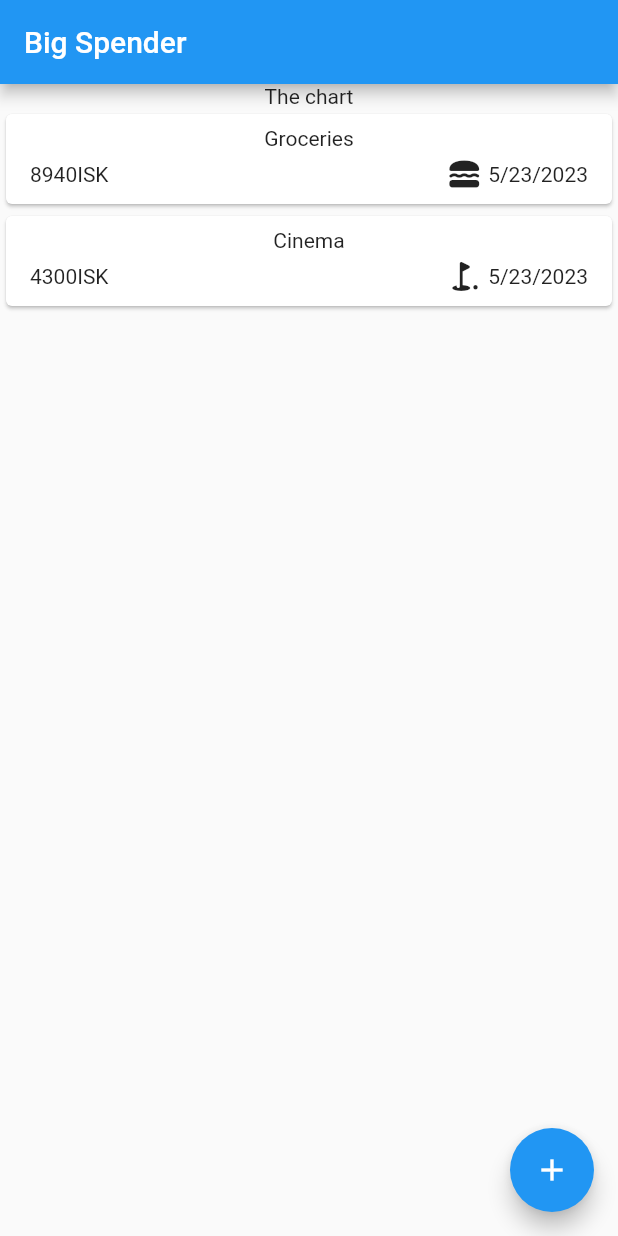
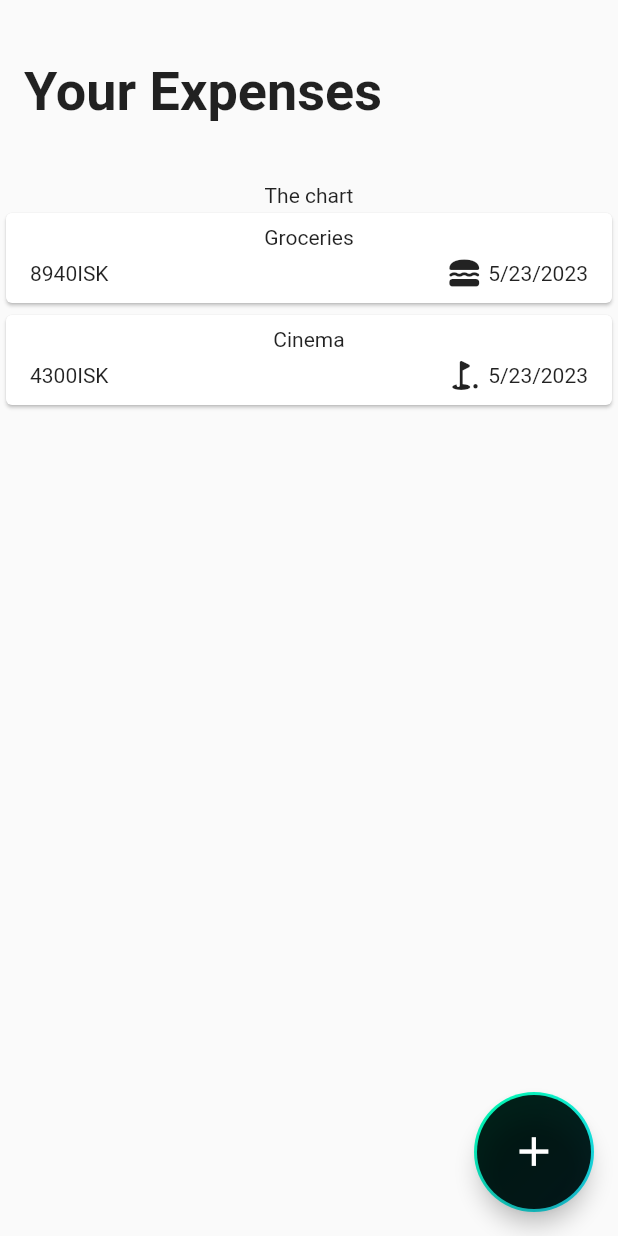
Before and after one commit to c-abbott/big_spender, a Flutter app: the screen it shows after launch, on a phone screen of 412 x 824 dp. Run offline on Flutter 3.47's test engine with Material 2 defaults, Android fonts, the phone set to English and light mode, and no system bars.

Commit message:
Created :fire: floating action button

```diff
--- a/lib/widgets/expenses.dart
+++ b/lib/widgets/expenses.dart
@@ -32,19 +32,50 @@ class _ExpensesState extends State<Expenses> {
   @override
   Widget build(BuildContext context) {
     return Scaffold(
-      appBar: AppBar(
-        title: const Text('Big Spender'),
-      ),
       body: Column(
         children: [
+          const Padding(
+            padding:
+                const EdgeInsets.symmetric(vertical: 40.0, horizontal: 16.0),
+            child: Align(
+              alignment: Alignment.centerLeft,
+              child: Text(
+                'Your Expenses',
+                style: TextStyle(
+                  fontSize: 36,
+                  fontWeight: FontWeight.bold,
+                ),
+              ),
+            ),
+          ),
           const Text('The chart'),
           Expanded(child: ExpensesList(expenses: _registeredExpenses))
         ],
       ),
-      floatingActionButton: FloatingActionButton(
-        onPressed: _addExpense,
-        tooltip: 'Add Expense',
-        child: Icon(Icons.add),
+      floatingActionButton: Container(
+        width: 80,
+        height: 80,
+        decoration: BoxDecoration(
+          borderRadius: BorderRadius.circular(50),
+          gradient: const LinearGradient(
+            begin: Alignment.topLeft,
+            end: Alignment.bottomRight,
+            colors: [
+              Color.fromARGB(255, 0, 255, 175),
+              Color.fromARGB(255, 32, 223, 255)
+            ], // replace with your colors
+          ),
+        ),
+        child: Padding(
+          padding: const EdgeInsets.all(2),
+          child: FittedBox(
+            child: FloatingActionButton(
+              onPressed: _addExpense,
+              backgroundColor: Colors.black87,
+              child: const Icon(Icons.add),
+            ),
+          ),
+        ),
       ),
     );
   }
```
